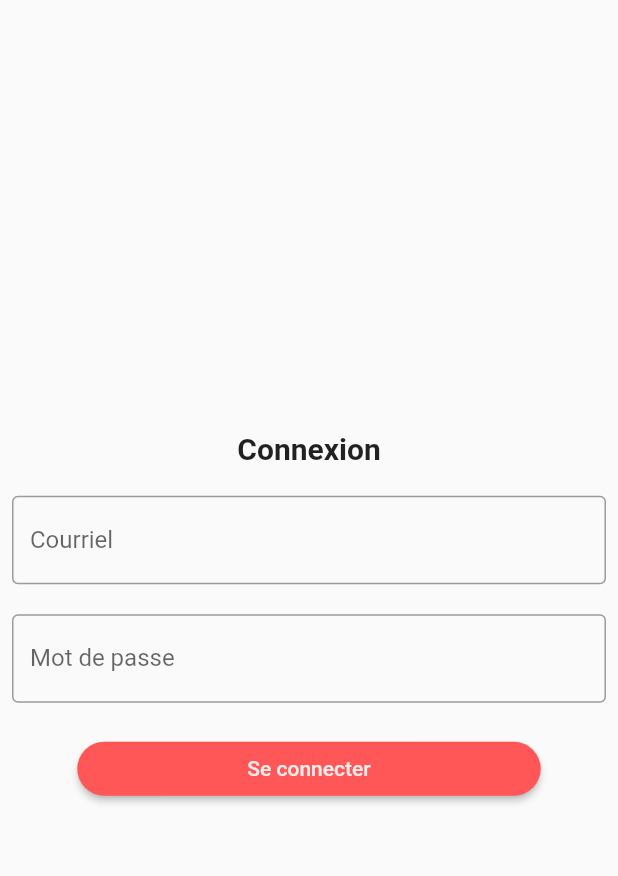
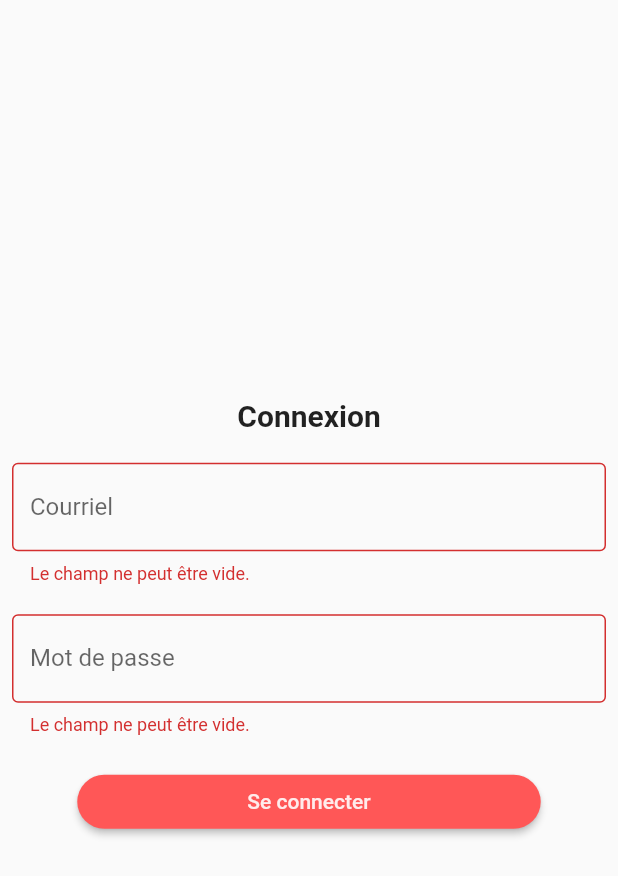
Before and after one commit to Giant-T/Match-BM, a Flutter app: the SignIn screen opened directly, after a tap on "Se connecter", on a phone screen of 412 x 824 dp. Shown: the top 876 px of the screen. Run offline on Flutter 3.47's test engine with Material 2 defaults, Android fonts, the phone set to English and light mode, and no system bars; our stand-ins replace cloud_firestore, email_validator, firebase_auth, firebase_core; accounts and stored records are empty; Roboto replaces fonts that are missing (Verdana).

Commit message:
Ajout de login

```diff
--- a/lib/pages/sign_in.dart
+++ b/lib/pages/sign_in.dart
@@ -2,7 +2,6 @@ import 'package:firebase_auth/firebase_auth.dart';
 import 'package:flutter/material.dart';
 import 'package:match_bm/components/app_button.dart';
 import 'package:match_bm/components/page_title.dart';
-import 'package:match_bm/database/firestore.dart';
 import 'package:match_bm/pages/user_home.dart';
 
 final FirebaseAuth _auth = FirebaseAuth.instance;
@@ -47,7 +46,7 @@ class _SignInState extends State<SignIn> {
               email: _emailController.text, password: _passwordController.text)
           .then((value) {
         Navigator.push(
-            context, MaterialPageRoute(builder: (context) => const UserHome()));
+            context, MaterialPageRoute(builder: (context) => UserHome()));
       });
     } on FirebaseAuthException catch (e) {
       print(e.code);
@@ -71,11 +70,30 @@ class _SignInState extends State<SignIn> {
                 const PageTitle(text: "Connexion"),
                 TextFormField(
                   controller: _emailController,
+                  validator: (value) {
+                    if (value == null || value.isEmpty) {
+                      return "Le champ ne peut être vide.";
+                    }
+
+                    return null;
+                  },
                   decoration: const InputDecoration(labelText: "Courriel"),
                 ),
-                const TextField(
+                TextFormField(
                   obscureText: true,
-                  decoration: InputDecoration(labelText: "Mot de passe"),
+                  controller: _passwordController,
+                  validator: (value) {
+                    if (value == null || value.isEmpty) {
+                      return "Le champ ne peut être vide.";
+                    }
+
+                    if (value.length < 7) {
+                      return "Le champ doit contenir plus de 6 caractères.";
+                    }
+
+                    return null;
+                  },
+                  decoration: const InputDecoration(labelText: "Mot de passe"),
                 ),
                 AppButton(text: "Se connecter", onPressed: logIn),
               ],
```
Also changed, not shown: lib/components/loader.dart (added, +14 -0 lines), lib/database/firestore.dart (+11 -2 lines), lib/pages/sign_up.dart (+4 -4 lines), lib/pages/user_home.dart (+25 -3 lines).
